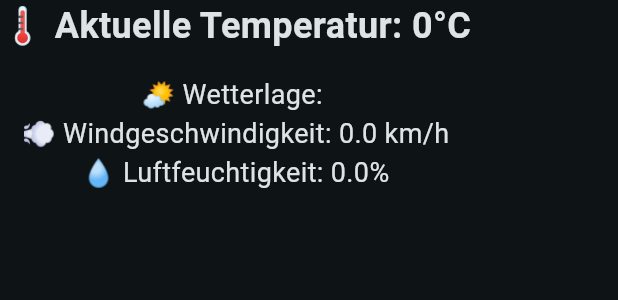
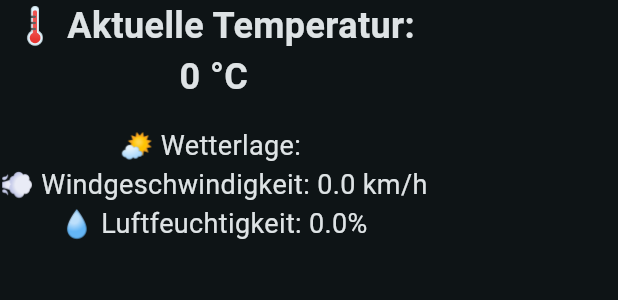
Before and after one commit to jessicaernst/weather_app, a Flutter app: the CurrentWeatherInfo widget shown alone on an empty page, opened directly with empty values, on a phone screen of 412 x 824 dp. Shown: the top 300 px of the screen. Run offline on Flutter 3.47's test engine with Material 3 defaults, Android fonts, the phone set to English and light mode, and no system bars; our stand-ins replace flutter_native_splash, flutter_riverpod, freezed_annotation, geolocator, riverpod, riverpod_annotation and 1 more; accounts and stored records are empty; generated files the repository leaves out were written again.

```diff
--- a/lib/core/app_strings.dart
+++ b/lib/core/app_strings.dart
@@ -2,9 +2,7 @@ abstract class AppStrings {
   static const String appTitle = 'Wetter App';
 
   // 🌡 Aktuelle Wetterdaten
-  static String currentTemperature(double temp) {
-    return '🌡 Aktuelle Temperatur: ${temp % 1 == 0 ? temp.toInt() : temp.toStringAsFixed(1)}°C';
-  }
+  static const String currentTemperature = '🌡 Aktuelle Temperatur:';
 
   static String weatherCondition(String condition) {
     return '🌤 Wetterlage: $condition';
--- a/lib/presentation/widgets/current_weather_info.dart
+++ b/lib/presentation/widgets/current_weather_info.dart
@@ -11,8 +11,12 @@ class CurrentWeatherInfo extends StatelessWidget {
   Widget build(BuildContext context) {
     return Column(
       children: [
+        const Text(
+          AppStrings.currentTemperature,
+          style: TextStyle(fontSize: 24, fontWeight: FontWeight.bold),
+        ),
         Text(
-          AppStrings.currentTemperature(weatherData.temperature),
+          '${weatherData.temperature % 1 == 0 ? weatherData.temperature.toInt() : weatherData.temperature.toStringAsFixed(1)} °C',
           style: const TextStyle(fontSize: 24, fontWeight: FontWeight.bold),
         ),
         const SizedBox(height: 16),
```
Also changed, not shown: lib/presentation/widgets/hourly_forecast.dart (+42 -16 lines).
